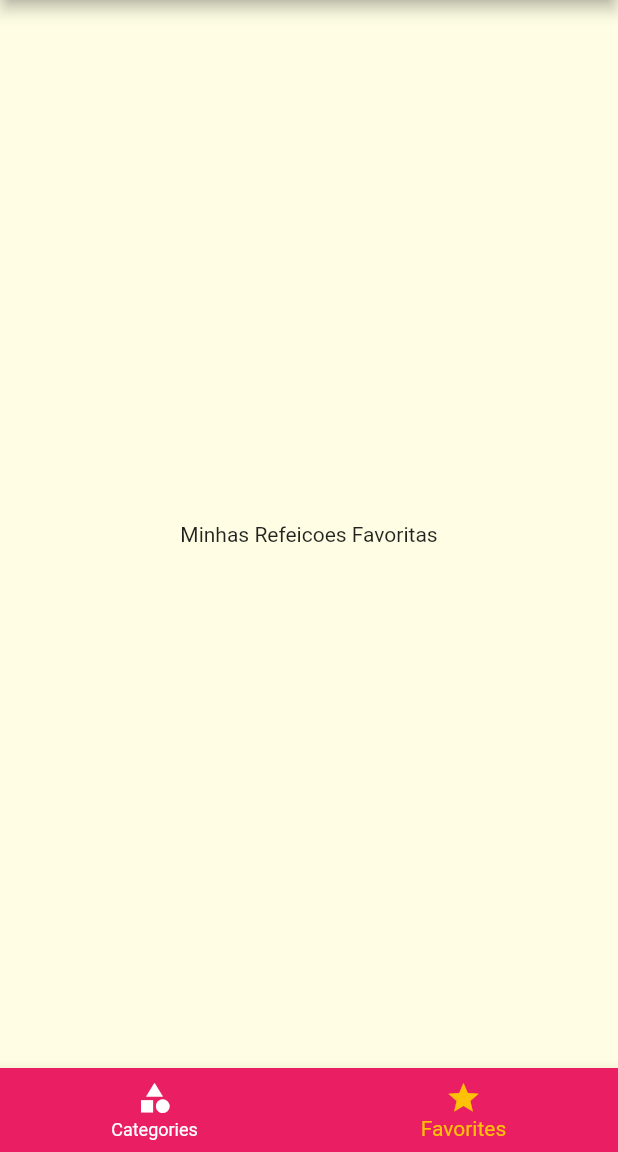
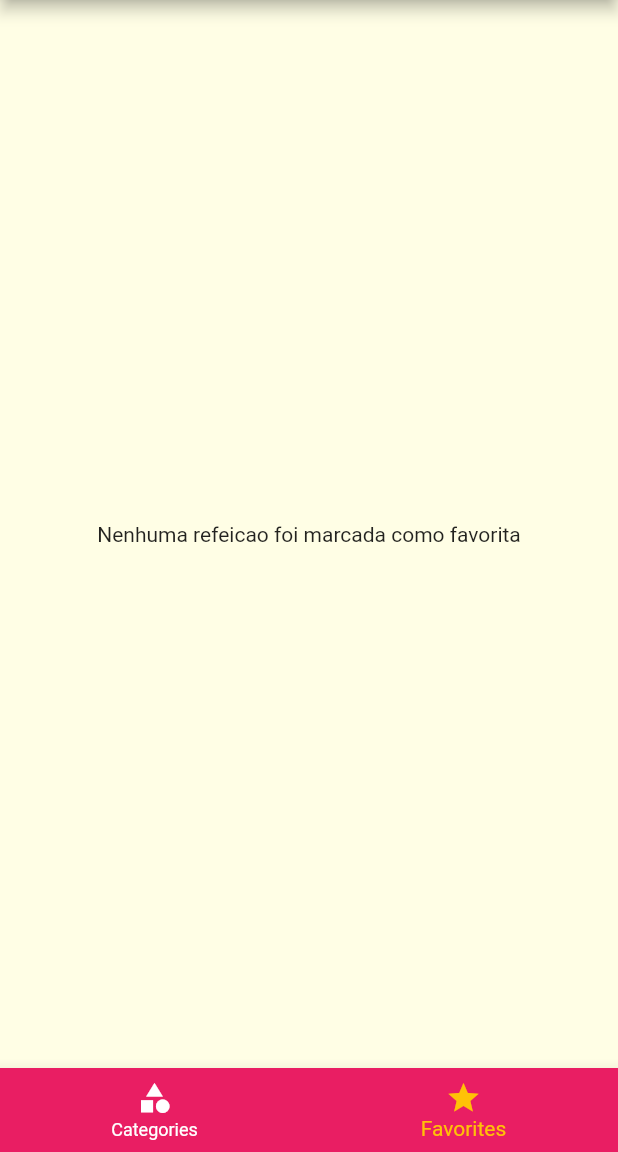
Before and after one commit to augustoveiga/meals, a Flutter app: the screen it shows after launch, item 2 of the bottom bar chosen, on a phone screen of 412 x 824 dp, the part 84-1236 px from its top. Run offline on Flutter 3.47's test engine with Material 2 defaults, Android fonts, the phone set to English and light mode, and no system bars.

Commit message:
func favorite

```diff
--- a/lib/main.dart
+++ b/lib/main.dart
@@ -17,9 +17,9 @@ class MyApp extends StatefulWidget {
 }
 
 class _MyAppState extends State<MyApp> {
-
   Settings settings = Settings();
   List<Meal> _availableMeals = DUMMY_MEALS;
+  List<Meal> _favoriteMeals = [];
 
   void _filterMeals(Settings settings) {
     setState(() {
@@ -36,6 +36,18 @@ class _MyAppState extends State<MyApp> {
             !filterVegetarian;
       }).toList();
     });
+  }
+
+  void toggleFavorite(Meal meal) {
+    setState(() {
+      _favoriteMeals.contains(meal)
+          ? _favoriteMeals.remove(meal)
+          : _favoriteMeals.add(meal);
+    });
+  }
+
+  bool isFavorite(Meal meal) {
+    return _favoriteMeals.contains(meal);
   }
 
   @override
@@ -56,11 +68,11 @@ class _MyAppState extends State<MyApp> {
       ),
       routes: {
         //home ou tela inicial
-        AppRoutes.HOME: (_) => TabsScreen(),
+        AppRoutes.HOME: (_) => TabsScreen(_favoriteMeals),
         AppRoutes.CATEGORIES_MEALS: (_) =>
             CategoriesMealsScreen(_availableMeals),
-        AppRoutes.MEAL_DETAIL: (_) => MealDeataisScreen(),
-        AppRoutes.SETTINGS: (_) => SettingsScreen(_filterMeals,settings),
+        AppRoutes.MEAL_DETAIL: (_) => MealDeataisScreen(toggleFavorite,isFavorite),
+        AppRoutes.SETTINGS: (_) => SettingsScreen(_filterMeals, settings),
       },
       onUnknownRoute: (settings) {
         return MaterialPageRoute(
--- a/lib/screens/favorite_screen.dart
+++ b/lib/screens/favorite_screen.dart
@@ -1,10 +1,24 @@
 import 'package:flutter/material.dart';
+import '../models/meal.dart';
+import '../components/meal_item.dart';
 
 class FavoriteScreen extends StatelessWidget {
+  final List<Meal> favoriteMeals;
+
+  const FavoriteScreen(this.favoriteMeals);
+
   @override
   Widget build(BuildContext context) {
-    return Center(
-      child: Text('Minhas Refeicoes Favoritas'),
-    );
+    if (favoriteMeals.isEmpty) {
+      return Center(
+        child: Text('Nenhuma refeicao foi marcada como favorita'),
+      );
+    } else {
+      return ListView.builder(
+          itemCount: favoriteMeals.length,
+          itemBuilder: (ctx, index) {
+            return MealItem(favoriteMeals[index]);
+          });
+    }
   }
 }
--- a/lib/screens/tabs_screen.dart
+++ b/lib/screens/tabs_screen.dart
@@ -2,18 +2,35 @@ import 'package:flutter/material.dart';
 import 'categories_screen.dart';
 import 'favorite_screen.dart';
 import '../components/main_drawer.dart';
+import '../models/meal.dart';
 
 class TabsScreen extends StatefulWidget {
+  final List<Meal> _favoriteMeals;
+
+  const TabsScreen(this._favoriteMeals);
+
   @override
   _TabsScreenState createState() => _TabsScreenState();
 }
 
 class _TabsScreenState extends State<TabsScreen> {
   int _selectedScreenIndex = 0;
-  final List<Map<String, Object>> _screens = [
-    { 'title': 'Categories List', 'screen': CategoriesScreen()},
-    { 'title': 'My Favorites', 'screen': FavoriteScreen()},
-  ];
+  List<Map<String, Object>> _screens;
+
+  @override
+  void initState() {
+    super.initState();
+    _screens = [
+      {
+        'title': 'Categories List',
+        'screen': CategoriesScreen(),
+      },
+      {
+        'title': 'My Favorites',
+        'screen': FavoriteScreen(widget._favoriteMeals)
+      },
+    ];
+  }
 
   _selectScreen(int index) {
     setState(() {
```
Also changed, not shown: lib/screens/meal_detail_screen.dart (+9 -2 lines).
